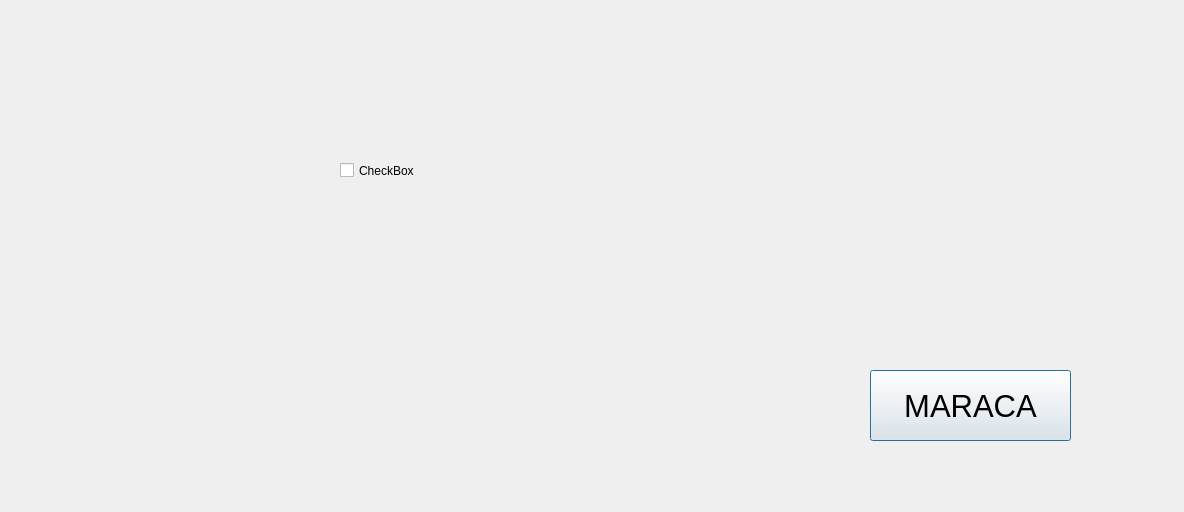
Old version of the form BuySellDialog.ui in the repository eekremer/Trader.
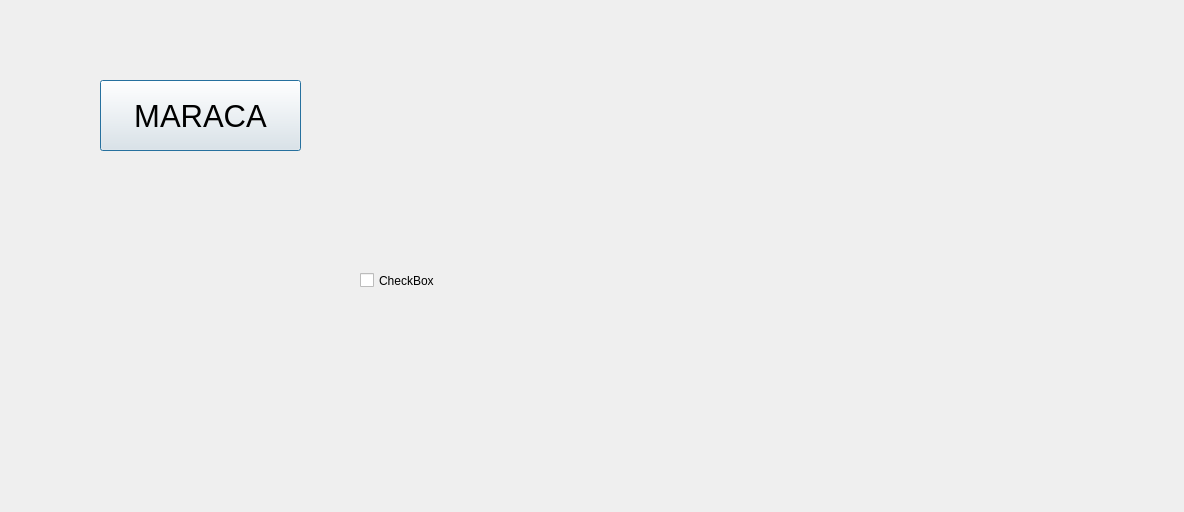
New version of the form.

What changed in the file:
```diff
--- a/BuySellDialog.ui
+++ b/BuySellDialog.ui
@@ -22,8 +22,8 @@
    </property>
    <property name="geometry">
     <rect>
-     <x>870</x>
-     <y>370</y>
+     <x>100</x>
+     <y>80</y>
      <width>201</width>
      <height>71</height>
     </rect>
@@ -43,8 +43,8 @@
   <widget class="QCheckBox" name="checkBox">
    <property name="geometry">
     <rect>
-     <x>340</x>
-     <y>140</y>
+     <x>360</x>
+     <y>250</y>
      <width>131</width>
      <height>61</height>
     </rect>
```
